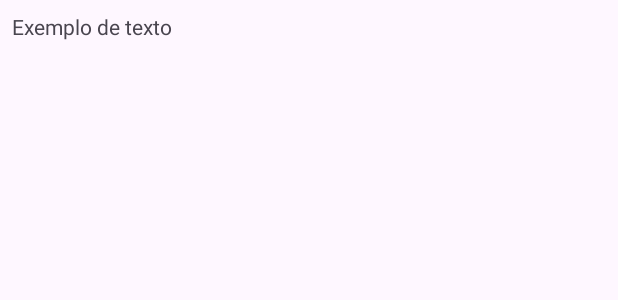
After one commit to GuerraAna/android-kotlin-flow, an Android app: the layout list_item_main.xml on its own in the app's theme, with its tools: preview values and no code run, on a phone screen of 412 x 824 dp. The commit adds this screen. Shown: the top 300 px of the screen. Run offline under Robolectric (Android 15) with nearby library versions, the phone set to English and light mode, and no system bars.

Commit message:
(feature) Items list: implement adapter and view holder, use a mocked list

```diff
--- /dev/null
+++ b/app/src/main/res/layout/list_item_main.xml
@@ -0,0 +1,21 @@
+<?xml version="1.0" encoding="utf-8"?>
+<androidx.constraintlayout.widget.ConstraintLayout
+	xmlns:android="http://schemas.android.com/apk/res/android"
+	android:layout_width="match_parent"
+	android:layout_height="wrap_content"
+	xmlns:app="http://schemas.android.com/apk/res-auto"
+	xmlns:tools="http://schemas.android.com/tools">
+
+	<TextView
+		android:id="@+id/text"
+		android:layout_width="wrap_content"
+		android:layout_height="wrap_content"
+		android:padding="8sp"
+		app:layout_constraintHorizontal_bias="0"
+		app:layout_constraintTop_toTopOf="parent"
+		app:layout_constraintStart_toStartOf="parent"
+		app:layout_constraintBottom_toBottomOf="parent"
+		app:layout_constraintEnd_toEndOf="parent"
+		tools:text="Exemplo de texto"/>
+
+</androidx.constraintlayout.widget.ConstraintLayout>
```
Also changed, not shown: app/src/main/java/com/example/android_kotlin_flow/ListAdapter.kt (added, +28 -0 lines), app/src/main/java/com/example/android_kotlin_flow/ListViewHolder.kt (added, +15 -0 lines), app/src/main/java/com/example/android_kotlin_flow/MainActivity.kt (+20 -1 lines), app/src/main/res/layout/activity_main.xml (+10 -6 lines).
